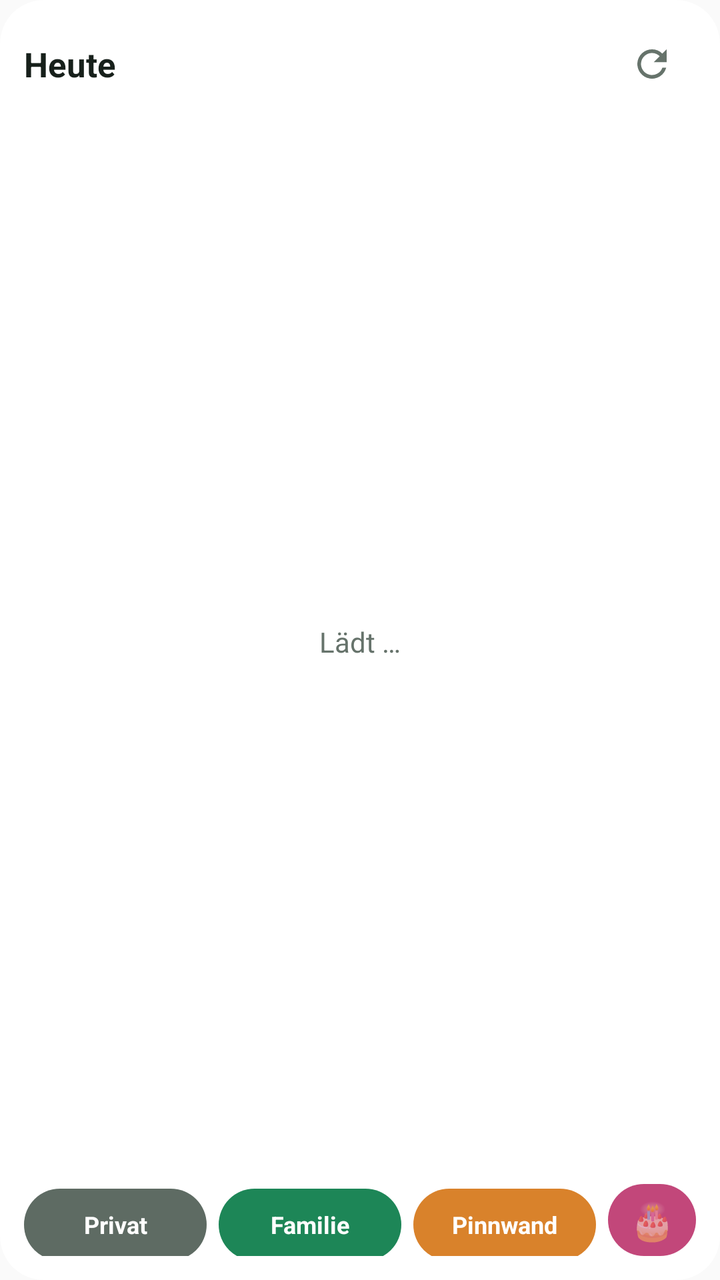
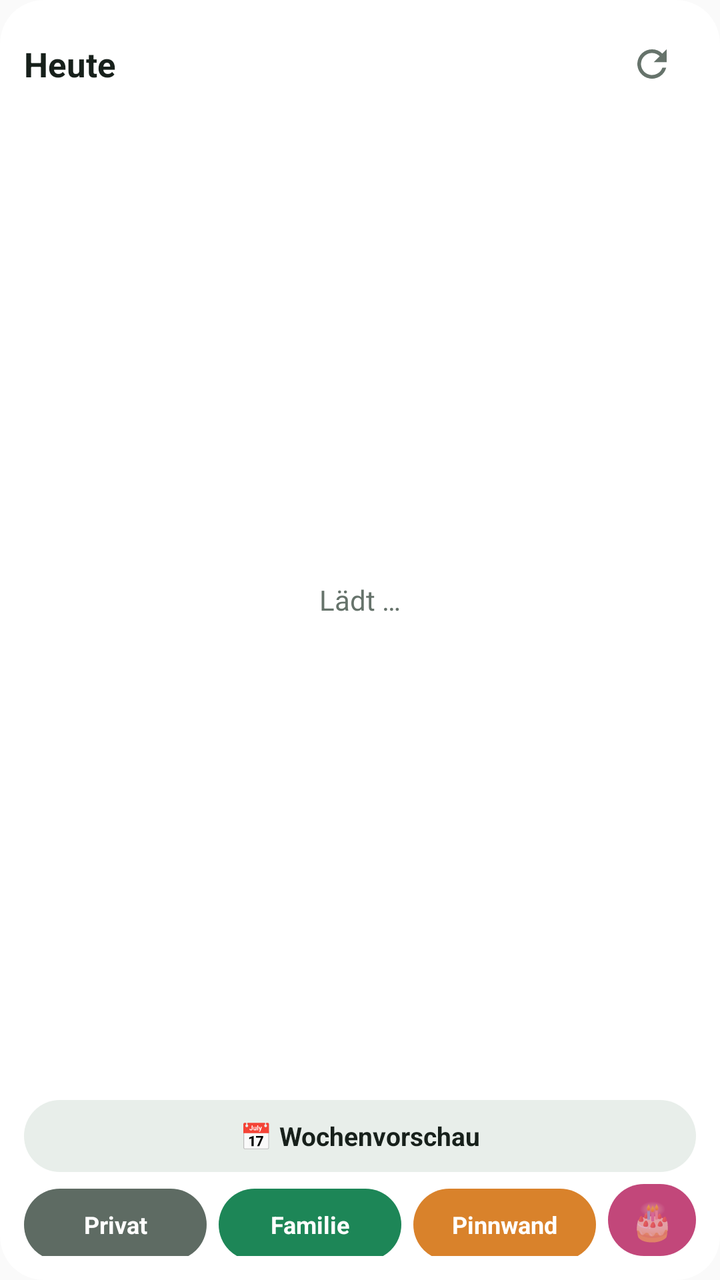

Before-and-after screenshots of an Android layout around one commit, followed by the original layout XML and the change that was made.
<!-- AndroidManifest.xml: application theme AppTheme -->
<!-- res/layout/widget.xml -->
<?xml version="1.0" encoding="utf-8"?>
<LinearLayout xmlns:android="http://schemas.android.com/apk/res/android"
    android:id="@+id/root"
    android:layout_width="match_parent"
    android:layout_height="match_parent"
    android:orientation="vertical"
    android:background="@drawable/bg"
    android:padding="12dp">

    <LinearLayout
        android:id="@+id/head"
        android:layout_width="match_parent"
        android:layout_height="wrap_content"
        android:gravity="center_vertical"
        android:orientation="horizontal">

        <TextView
            android:layout_width="wrap_content"
            android:layout_height="wrap_content"
            android:text="Heute"
            android:textColor="@color/fg"
            android:textSize="17sp"
            android:textStyle="bold" />

        <TextView
            android:id="@+id/date"
            android:layout_width="0dp"
            android:layout_height="wrap_content"
            android:layout_weight="1"
            android:paddingStart="8dp"
            android:textColor="@color/muted"
            android:textSize="14sp" />

        <LinearLayout
            android:id="@+id/bdnav"
            android:layout_width="wrap_content"
            android:layout_height="wrap_content"
            android:gravity="center_vertical"
            android:orientation="horizontal"
            android:visibility="gone">

            <TextView
                android:id="@+id/bdprev"
                android:layout_width="36dp"
                android:layout_height="36dp"
                android:gravity="center"
                android:text="‹"
                android:textColor="@color/fg"
                android:textSize="24sp"
                android:textStyle="bold" />

            <TextView
                android:id="@+id/bdpage"
                android:layout_width="wrap_content"
                android:layout_height="wrap_content"
                android:textColor="@color/fg"
                android:textSize="13sp" />

            <TextView
                android:id="@+id/bdnext"
                android:layout_width="36dp"
                android:layout_height="36dp"
                android:gravity="center"
                android:text="›"
                android:textColor="@color/fg"
                android:textSize="24sp"
                android:textStyle="bold" />
        </LinearLayout>

        <TextView
            android:id="@+id/stamp"
            android:layout_width="wrap_content"
            android:layout_height="wrap_content"
            android:textColor="@color/muted"
            android:textSize="11sp" />

        <ImageButton
            android:id="@+id/refresh"
            android:layout_width="44dp"
            android:layout_height="40dp"
            android:background="@android:color/transparent"
            android:contentDescription="Aktualisieren"
            android:src="@drawable/ic_refresh" />
    </LinearLayout>

    <FrameLayout
        android:layout_width="match_parent"
        android:layout_height="0dp"
        android:layout_weight="1"
        android:layout_marginTop="4dp">

        <ListView
            android:id="@+id/list"
            android:layout_width="match_parent"
            android:layout_height="match_parent"
            android:divider="@null"
            android:dividerHeight="0dp" />

        <TextView
            android:id="@+id/empty"
            android:layout_width="match_parent"
            android:layout_height="match_parent"
            android:gravity="center"
            android:text="Lädt …"
            android:textColor="@color/muted"
            android:textSize="14sp" />
    </FrameLayout>

    
    <LinearLayout
        android:id="@+id/quick"
        android:layout_width="match_parent"
        android:layout_height="wrap_content"
        android:layout_marginTop="6dp"
        android:orientation="horizontal">

        <TextView
            android:id="@+id/q_private"
            android:layout_width="0dp"
            android:layout_height="36dp"
            android:layout_weight="1"
            android:layout_marginStart="0dp"
            android:background="@drawable/btn_private"
            android:gravity="center"
            android:text="Privat"
            android:maxLines="1"
            android:textColor="#FFFFFF"
            android:textSize="12sp"
            android:textStyle="bold" />

        <TextView
            android:id="@+id/q_family"
            android:layout_width="0dp"
            android:layout_height="36dp"
            android:layout_weight="1"
            android:layout_marginStart="6dp"
            android:background="@drawable/btn_family"
            android:gravity="center"
            android:text="Familie"
            android:maxLines="1"
            android:textColor="#FFFFFF"
            android:textSize="12sp"
            android:textStyle="bold" />

        <TextView
            android:id="@+id/q_board"
            android:layout_width="0dp"
            android:layout_height="36dp"
            android:layout_weight="1"
            android:layout_marginStart="6dp"
            android:background="@drawable/btn_board"
            android:gravity="center"
            android:text="Pinnwand"
            android:maxLines="1"
            android:textColor="#FFFFFF"
            android:textSize="12sp"
            android:textStyle="bold" />

        <TextView
            android:id="@+id/q_bdays"
            android:layout_width="44dp"
            android:layout_height="36dp"
            android:layout_marginStart="6dp"
            android:background="@drawable/btn_bdays"
            android:contentDescription="Geburtstage"
            android:gravity="center"
            android:text="🎂"
            android:textSize="18sp" />
    </LinearLayout>
</LinearLayout>
<!-- resources referenced by this layout -->
<resources>
  <color name="fg">#17201B</color>
  <color name="muted">#66736B</color>
  <!-- drawable bg (drawable) -->
  <?xml version="1.0" encoding="utf-8"?>
  <shape xmlns:android="http://schemas.android.com/apk/res/android" android:shape="rectangle">
      <solid android:color="@color/bg" />
      <corners android:radius="22dp" />
  </shape>
  <!-- drawable btn_bdays (drawable) -->
  <?xml version="1.0" encoding="utf-8"?>
  <shape xmlns:android="http://schemas.android.com/apk/res/android" android:shape="rectangle">
      <solid android:color="#C2477A" />
      <corners android:radius="18dp" />
  </shape>
  <!-- drawable btn_board (drawable) -->
  <?xml version="1.0" encoding="utf-8"?>
  <shape xmlns:android="http://schemas.android.com/apk/res/android" android:shape="rectangle">
      <solid android:color="#D9822B" />
      <corners android:radius="18dp" />
  </shape>
  <!-- drawable btn_family (drawable) -->
  <?xml version="1.0" encoding="utf-8"?>
  <shape xmlns:android="http://schemas.android.com/apk/res/android" android:shape="rectangle">
      <solid android:color="#1D8657" />
      <corners android:radius="18dp" />
  </shape>
  <!-- drawable btn_private (drawable) -->
  <?xml version="1.0" encoding="utf-8"?>
  <shape xmlns:android="http://schemas.android.com/apk/res/android" android:shape="rectangle">
      <solid android:color="#5E6B63" />
      <corners android:radius="18dp" />
  </shape>
  <!-- drawable ic_refresh (drawable) -->
  <vector xmlns:android="http://schemas.android.com/apk/res/android"
      android:width="22dp" android:height="22dp" android:viewportWidth="24" android:viewportHeight="24">
      <path android:fillColor="@color/muted"
          android:pathData="M17.65,6.35A7.96,7.96 0,0 0,12 4a8,8 0,1 0,7.75 10h-2.08A6,6 0,1 1,12 6c1.66,0 3.14,0.69 4.22,1.78L13,11h7V4l-2.35,2.35z" />
  </vector>
  <style name="AppTheme" parent="android:Theme.Material.Light.NoActionBar">
          <item name="android:colorAccent">@color/accent</item>
      </style>
  <color name="bg">#F2FFFFFF</color>
  <color name="accent">#1D8657</color>
</resources>

<!-- the commit's change to res/layout/widget.xml (unified diff, before → after) -->
@@ -108,6 +108,51 @@
 
     
     <LinearLayout
+        android:id="@+id/weekbar"
+        android:layout_width="match_parent"
+        android:layout_height="36dp"
+        android:layout_marginTop="6dp"
+        android:background="@drawable/bar_off"
+        android:gravity="center_vertical"
+        android:orientation="horizontal">
+
+        <TextView
+            android:id="@+id/weekprev"
+            android:layout_width="44dp"
+            android:layout_height="match_parent"
+            android:gravity="center"
+            android:text="‹"
+            android:textColor="@color/fg"
+            android:textSize="24sp"
+            android:textStyle="bold"
+            android:visibility="invisible" />
+
+        <TextView
+            android:id="@+id/weeklabel"
+            android:layout_width="0dp"
+            android:layout_height="match_parent"
+            android:layout_weight="1"
+            android:gravity="center"
+            android:maxLines="1"
+            android:text="📅 Wochenvorschau"
+            android:textColor="@color/fg"
+            android:textSize="13sp"
+            android:textStyle="bold" />
+
+        <TextView
+            android:id="@+id/weeknext"
+            android:layout_width="44dp"
+            android:layout_height="match_parent"
+            android:gravity="center"
+            android:text="›"
+            android:textColor="@color/fg"
+            android:textSize="24sp"
+            android:textStyle="bold"
+            android:visibility="invisible" />
+    </LinearLayout>
+
+    
+    <LinearLayout
         android:id="@+id/quick"
         android:layout_width="match_parent"
         android:layout_height="wrap_content"
<!-- resource entries referenced after the edit -->
@@ -2,6 +2,12 @@
 <resources>
   <color name="fg">#17201B</color>
   <color name="muted">#66736B</color>
+  <!-- drawable bar_off (drawable) -->
+  <?xml version="1.0" encoding="utf-8"?>
+  <shape xmlns:android="http://schemas.android.com/apk/res/android" android:shape="rectangle">
+      <solid android:color="#E8EEEA" />
+      <corners android:radius="18dp" />
+  </shape>
   <!-- drawable bg (drawable) -->
   <?xml version="1.0" encoding="utf-8"?>
   <shape xmlns:android="http://schemas.android.com/apk/res/android" android:shape="rectangle">
